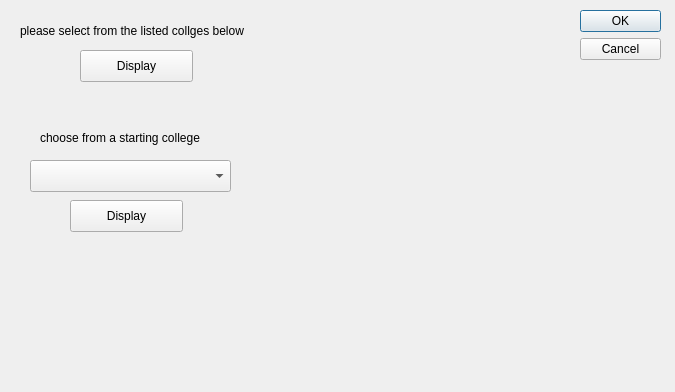
Old version of the form trip_planner.ui in the repository awiswasi/AngryNerds.
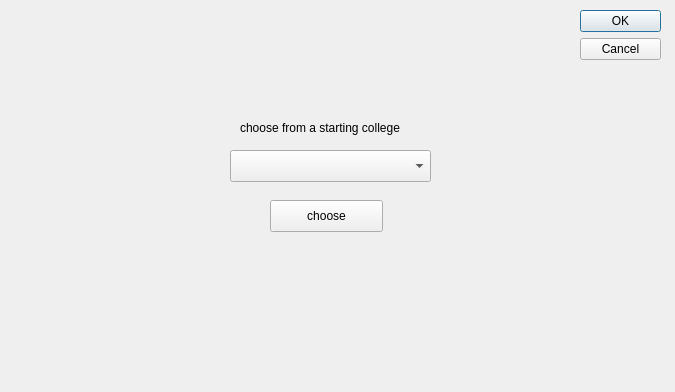
New version of the form.

What changed in the file:
```diff
--- a/trip_planner.ui
+++ b/trip_planner.ui
@@ -29,37 +29,11 @@
     <set>QDialogButtonBox::Cancel|QDialogButtonBox::Ok</set>
    </property>
   </widget>
-  <widget class="QLabel" name="label">
-   <property name="geometry">
-    <rect>
-     <x>20</x>
-     <y>20</y>
-     <width>261</width>
-     <height>21</height>
-    </rect>
-   </property>
-   <property name="text">
-    <string>please select from the listed collges below</string>
-   </property>
-  </widget>
-  <widget class="QPushButton" name="pushButton">
-   <property name="geometry">
-    <rect>
-     <x>80</x>
-     <y>50</y>
-     <width>113</width>
-     <height>32</height>
-    </rect>
-   </property>
-   <property name="text">
-    <string>Display</string>
-   </property>
-  </widget>
   <widget class="QComboBox" name="comboBox">
    <property name="geometry">
     <rect>
-     <x>30</x>
-     <y>160</y>
+     <x>230</x>
+     <y>150</y>
      <width>201</width>
      <height>32</height>
     </rect>
@@ -68,21 +42,21 @@
   <widget class="QPushButton" name="pushButton_2">
    <property name="geometry">
     <rect>
-     <x>70</x>
+     <x>270</x>
      <y>200</y>
      <width>113</width>
      <height>32</height>
     </rect>
    </property>
    <property name="text">
-    <string>Display</string>
+    <string>choose</string>
    </property>
   </widget>
   <widget class="QLabel" name="label_2">
    <property name="geometry">
     <rect>
-     <x>40</x>
-     <y>130</y>
+     <x>240</x>
+     <y>120</y>
      <width>191</width>
      <height>16</height>
     </rect>
```
Left out of the diff: 2 changed lines with no effect on the pictures.
